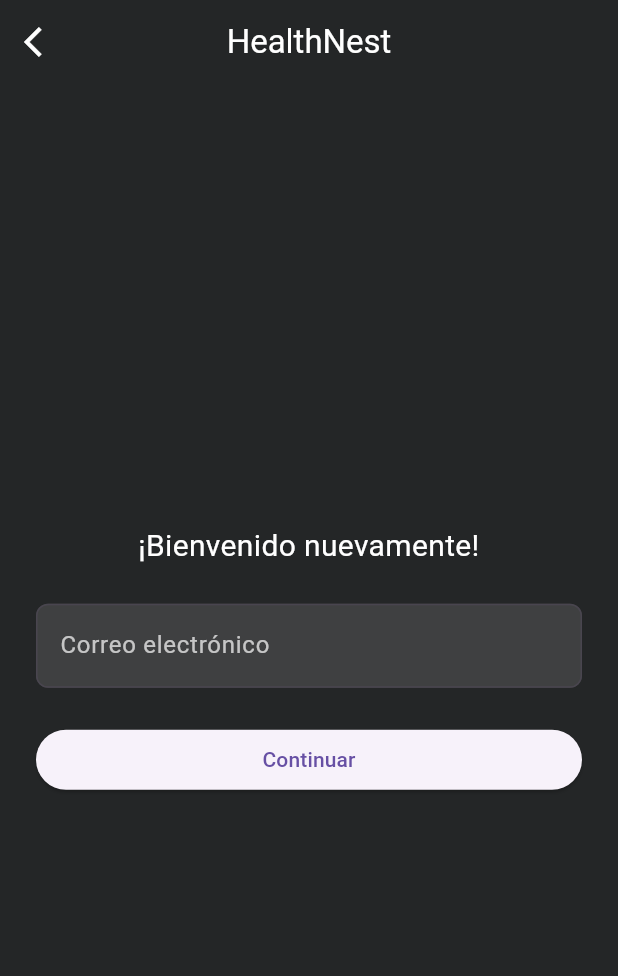
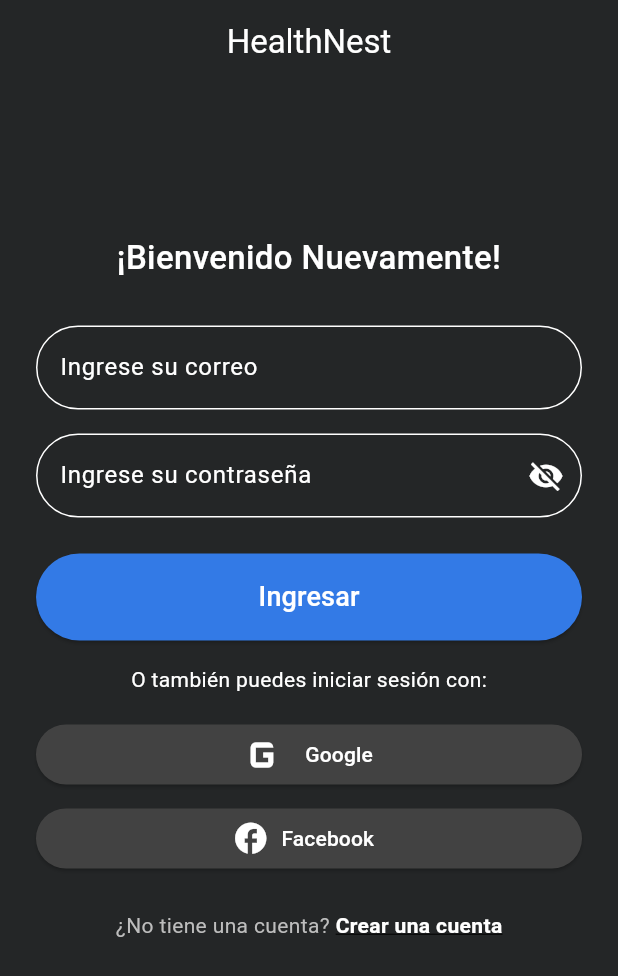
Before and after one commit to AxelRivera504/LoginApp, a Flutter app: the screen it shows after launch, on a phone screen of 412 x 824 dp. Shown: the top 976 px of the screen. Run offline on Flutter 3.47's test engine with Material 3 defaults, Android fonts, the phone set to English and light mode, and no system bars; our stand-ins replace go_router.

Commit message:
Agregando lógica para validar login, paso a homeScreen con parametro de usuario logeado

```diff
--- a/login_app/lib/config/router/app_router.dart
+++ b/login_app/lib/config/router/app_router.dart
@@ -1,4 +1,5 @@
 import 'package:go_router/go_router.dart';
+import 'package:login_app/presentation/clases/integrantes.dart';
 import 'package:login_app/presentation/screens/screens.dart';
 
 final appRouter = GoRouter(
@@ -28,12 +29,15 @@ final appRouter = GoRouter(
 
     //Ruta HomeScreen
     GoRoute(
-      path: '/home/:id',
+      path: '/home/:page',
       name: HomeScreen.name,
       builder: (context, state) {
         final pageIndex = state.pathParameters['page'] ?? '0';
-
-        return HomeScreen( pageIndex:int.parse(pageIndex));
+        final integrante = state.extra as Integrantes?;
+        return HomeScreen(
+          pageIndex: int.parse(pageIndex),
+          integrante: integrante,
+        );
       },
     ),
   ]
--- /dev/null
+++ b/login_app/lib/presentation/clases/integrantes.dart
@@ -0,0 +1,7 @@
+class Integrantes {
+  final String correInstitucional;
+  final String numeroCuenta;
+  final String nombreCompleto;
+
+  Integrantes(this.correInstitucional, this.numeroCuenta, this.nombreCompleto);
+}
--- a/login_app/lib/presentation/screens/login_screen.dart
+++ b/login_app/lib/presentation/screens/login_screen.dart
@@ -1,4 +1,8 @@
 import 'package:flutter/material.dart';
+import 'package:go_router/go_router.dart';
+import 'package:login_app/presentation/clases/integrantes.dart';
+import 'package:login_app/presentation/screens/home_screen.dart';
+import 'package:login_app/presentation/widgets/custom_text_field.dart';
 
 class LoginScreen extends StatefulWidget {
   static const name = 'login-screen';
@@ -10,90 +14,173 @@ class LoginScreen extends StatefulWidget {
 }
 
 class _LoginScreenState extends State<LoginScreen> {
-  final _formKey = GlobalKey<FormState>();
-  String? _email;
+  final _nameController = TextEditingController();
+  final _emailController = TextEditingController();
+  final _passwordController = TextEditingController();
+  final _confirmPasswordController = TextEditingController();
+  List<Integrantes> integrantes = [
+    Integrantes("dario.rivera@unah.hn", "20212020267", "Axel Rivera"),
+    Integrantes("eduardo.garcia@unah.hn", "20212020268", "Eduardo Garcia"),
+  ];
+
+
+  bool _obscurePassword = true;
+  bool _obscureConfirmPassword = true;
+
+  void _togglePasswordVisibility() {
+    setState(() {
+      _obscurePassword = !_obscurePassword;
+    });
+  }
+
+  void _toggleConfirmPasswordVisibility() {
+    setState(() {
+      _obscureConfirmPassword = !_obscureConfirmPassword;
+    });
+  }
+
+  void _showSnackBar(String message) {
+    ScaffoldMessenger.of(context).showSnackBar(SnackBar(backgroundColor: Colors.red[700], content: Text(message)));
+  }
+
+  void _signUp() {
+    final name = _nameController.text.trim();
+    final email = _emailController.text.trim();
+    final password = _passwordController.text;
+    final confirmPassword = _confirmPasswordController.text;
+
+    final regexSpecialChar = RegExp(r'[!@#$%^&*(),.?":{}|<>]');
+
+    if (email.isEmpty || password.isEmpty) {
+      _showSnackBar("Todos los campos son obligatorios.");
+      return;
+    }
+
+    if (!email.endsWith('@unah.hn')) {
+      _showSnackBar("El correo debe terminar en @unah.hn.");
+      return;
+    }
+
+
+  Integrantes? encontrado;
+  try {
+    encontrado = integrantes.firstWhere((i) => i.correInstitucional == email && i.numeroCuenta == password);
+  } catch (e) {
+    encontrado = null;
+  }
+
+  if (encontrado != null) {
+    ScaffoldMessenger.of(context).showSnackBar(
+      SnackBar(
+        backgroundColor: Colors.green[600],
+        content: Text('¡Ingreso exitoso!'),
+      ),
+    );
+    Future.delayed(const Duration(milliseconds: 500), () {
+      context.goNamed(
+        HomeScreen.name,
+        pathParameters: {'page': '0'},
+        extra: encontrado,
+      );
+    });
+  } else {
+    _showSnackBar("Credenciales incorrectas.");
+  }
+
+    print('Formulario válido. Nombre: $name, Correo: $email');
+  }
 
   @override
   Widget build(BuildContext context) {
-    return MaterialApp(
-      debugShowCheckedModeBanner: false,
-      home: Scaffold(
+    return Scaffold(
         backgroundColor: Theme.of(context).colorScheme.tertiary,
         appBar: AppBar(
           backgroundColor: Theme.of(context).colorScheme.tertiary,
           elevation: 0,
           centerTitle: true,
-          leading: Container(
-            margin: const EdgeInsets.all(8),
-            child: IconButton(
-              padding: EdgeInsets.zero,
-              constraints: BoxConstraints(),
-              icon: Icon(Icons.arrow_back_ios),
-              color: Colors.white,
-              onPressed: () => Navigator.of(context).maybePop(),
-            ),
-          ),
           title: Text('HealthNest', style: TextStyle(color: Colors.white)),
         ),
-       body: Center(
-          child: Padding(
-            padding: const EdgeInsets.symmetric(horizontal: 24.0),
-            child: Form(
-              key: _formKey,
+       body: Padding(
+        padding: const EdgeInsets.symmetric(horizontal: 24.0),
+        child: ListView(
+          children: [
+            const SizedBox(height: 100),
+            Center(
               child: Column(
-                mainAxisSize: MainAxisSize.min,
-                crossAxisAlignment: CrossAxisAlignment.stretch,
-                children: [
+                children: const [
                   Text(
-                    '¡Bienvenido nuevamente!',
+                    "¡Bienvenido Nuevamente!",
                     textAlign: TextAlign.center,
-                    style: TextStyle(color: Colors.white, fontSize: 20.0),
-                  ),
-                  const SizedBox(height: 24),
-                  TextFormField(
-                    keyboardType: TextInputType.emailAddress,
-                    style: TextStyle(color: Colors.white),
-                    decoration: InputDecoration(
-                      labelText: 'Correo electrónico',
-                      labelStyle: TextStyle(color: Colors.white70),
-                      hintText: 'ejemplo@correo.com',
-                      hintStyle: TextStyle(color: Colors.white38),
-                      filled: true,
-                      fillColor: Colors.white12,
-                      border: OutlineInputBorder(
-                        borderRadius: BorderRadius.circular(8),
-                        borderSide: BorderSide(color: Colors.white54),
-                      ),
-                      focusedBorder: OutlineInputBorder(
-                        borderRadius: BorderRadius.circular(8),
-                        borderSide: BorderSide(color: Colors.white),
-                      ),
-                    ),
-                    validator: (value) {
-                      if (value == null || value.isEmpty) {
-                        return 'Por favor ingresa tu correo';
-                      }
-                      if (!RegExp(r'^[^@]+@[^@]+\.[^@]+').hasMatch(value)) {
-                        return 'Ingresa un correo válido';
-                      }
-                      return null;
-                    },
-                    onSaved: (value) => _email = value,
-                  ),
-                  const SizedBox(height: 24),
-                  ElevatedButton(
-                    onPressed: () {
-                      if (_formKey.currentState!.validate()) {
-                        _formKey.currentState!.save();
-                        // Procesa _email...
-                      }
-                    },
-                    child: Text('Continuar'),
+                    style: TextStyle(fontSize: 22,fontWeight: FontWeight.w500, color: Colors.white),
                   ),
                 ],
               ),
             ),
-          ),
+            const SizedBox(height: 30),
+
+            CustomTextField(
+              label: "Ingrese su correo",
+              controller: _emailController,
+              keyboardType: TextInputType.emailAddress,
+            ),
+            const SizedBox(height: 16),
+            CustomTextField(
+              label: "Ingrese su contraseña",
+              controller: _passwordController,
+              obscureText: _obscurePassword,
+              toggleVisibility: _togglePasswordVisibility,
+            ),
+            const SizedBox(height: 24),
+
+            ElevatedButton(
+              onPressed: _signUp,
+              style: ElevatedButton.styleFrom(
+                backgroundColor: Theme.of(context).colorScheme.primary,
+                shape: RoundedRectangleBorder(borderRadius: BorderRadius.circular(30)),
+                padding: const EdgeInsets.symmetric(vertical: 16),
+              ),
+              child: const Text("Ingresar", style: TextStyle(fontSize: 18, color: Colors.white)),
+            ),
+            const SizedBox(height: 16),
+
+            const Center(
+              child: Text("O también puedes iniciar sesión con:", style: TextStyle(color: Colors.white)),
+            ),
+            const SizedBox(height: 16),
+
+            ElevatedButton.icon(
+              onPressed: () {},
+              icon: const Icon(Icons.g_mobiledata, color: Colors.white, size: 40),
+              label: const Text("Google", style: TextStyle(color: Colors.white)),
+              style: ElevatedButton.styleFrom(backgroundColor: Colors.grey[800]),
+            ),
+            const SizedBox(height: 8),
+            ElevatedButton.icon(
+              onPressed: () {},
+              icon: const Icon(Icons.facebook, color: Colors.white, size: 25),
+              label: const Text("Facebook", style: TextStyle(color: Colors.white)),
+              style: ElevatedButton.styleFrom(backgroundColor: Colors.grey[800]),
+            ),
+            const SizedBox(height: 24),
+
+            Row(
+              mainAxisAlignment: MainAxisAlignment.center,
+              children: [
+                Text("¿No tiene una cuenta? ", style: TextStyle(color: Colors.grey[400])),
+                GestureDetector(
+                  onTap: () => context.go('/signup/0'),
+                  child: const Text(
+                    "Crear una cuenta",
+                    style: TextStyle(
+                      color: Colors.white,
+                      fontWeight: FontWeight.bold,
+                      decoration: TextDecoration.underline,
+                    ),
+                  ),
+                ),
+              ],
+            ),
+          ],
         ),
       ),
     );
--- a/login_app/lib/presentation/widgets/custom_text_field.dart
+++ b/login_app/lib/presentation/widgets/custom_text_field.dart
@@ -6,6 +6,8 @@ class CustomTextField extends StatelessWidget {
   final bool obscureText;
   final VoidCallback? toggleVisibility;
   final TextInputType keyboardType;
+  final BorderRadius borderRadiusEnabled;
+  final BorderRadius borderRadiusFocus;
 
   const CustomTextField({
     super.key,
@@ -14,6 +16,8 @@ class CustomTextField extends StatelessWidget {
     this.obscureText = false,
     this.toggleVisibility,
     this.keyboardType = TextInputType.text,
+    this.borderRadiusEnabled  = const BorderRadius.all(Radius.circular(30)),
+    this.borderRadiusFocus    = const BorderRadius.all(Radius.circular(30)),
   });
 
   @override
@@ -37,11 +41,11 @@ class CustomTextField extends StatelessWidget {
               )
             : null,
         enabledBorder: OutlineInputBorder(
-          borderRadius: BorderRadius.circular(12),
+          borderRadius: borderRadiusEnabled,
           borderSide: const BorderSide(color: Colors.white),
         ),
         focusedBorder: OutlineInputBorder(
-          borderRadius: BorderRadius.circular(12),
+          borderRadius: borderRadiusFocus,
           borderSide: const BorderSide(color: Colors.white),
         ),
         filled: true,
```
Also changed, not shown: login_app/lib/presentation/screens/home_screen.dart (+32 -6 lines), login_app/lib/presentation/screens/signup_screen.dart (+14 -4 lines).
